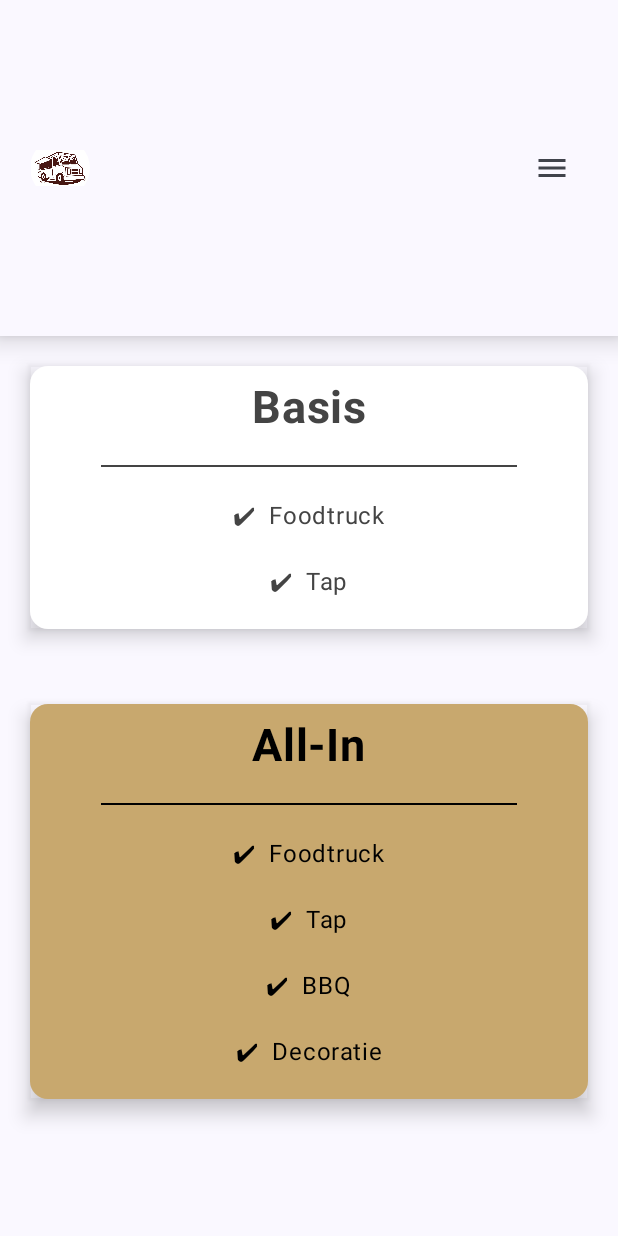
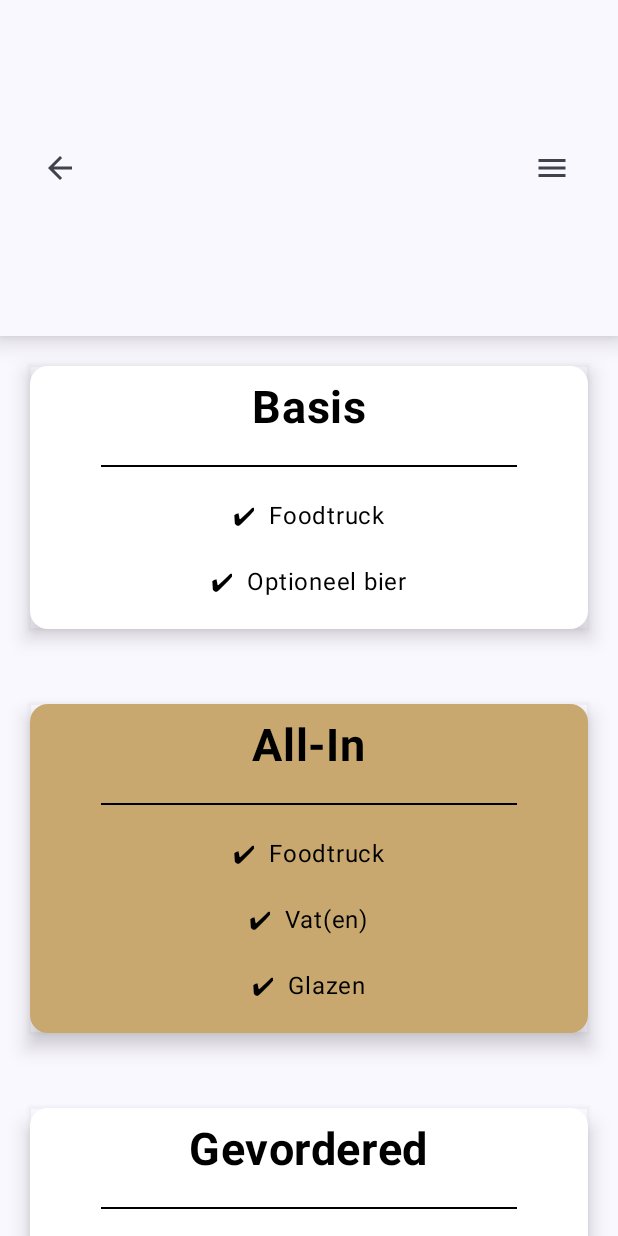
Before and after one commit to LanderVM/devops-23-24-android-a02, an Android app built with Jetpack Compose: the FormulesScreen screen opened through its navigation route, on a phone screen of 412 x 824 dp. Run offline under Robolectric (Android 15) with nearby library versions, the phone set to English and light mode, and no system bars.

Commit message:
Topbar fix go back button

```diff
--- a/app/src/main/java/com/example/templateapplication/BlancheApp.kt
+++ b/app/src/main/java/com/example/templateapplication/BlancheApp.kt
@@ -28,7 +28,7 @@ import androidx.navigation.compose.NavHost
 import androidx.navigation.compose.composable
 import androidx.navigation.compose.currentBackStackEntryAsState
 import androidx.navigation.compose.rememberNavController
-import com.example.templateapplication.data.navidrawer.NavigationItem
+import com.example.templateapplication.model.navidrawer.NavigationItem
 import com.example.templateapplication.ui.layout.BlancheAppBar
 import com.example.templateapplication.ui.screens.gegevenspage.GegevensScreen
 import com.example.templateapplication.ui.screens.homepage.HomeScreen
@@ -129,7 +129,7 @@ fun BlancheApp(
                                 backStackEntry?.destination?.route ?: NavigationRoutes.home.name
                             ),
                             canNavigateBack = navController.previousBackStackEntry != null,
-                            navigateUp = { navController.navigate(NavigationRoutes.home.name) },
+                            navigateUp = { navController.navigateUp() },
                             openDrawer = {
                                 scope.launch {
                                     drawerState.open()
--- /dev/null
+++ b/app/src/main/java/com/example/templateapplication/data/DataSource.kt
@@ -0,0 +1,36 @@
+package com.example.templateapplication.data
+
+import androidx.compose.ui.graphics.Color
+import com.example.templateapplication.model.formules.Formule
+import com.example.templateapplication.ui.theme.MainColor
+import com.example.templateapplication.ui.theme.MainDarkColor
+import com.example.templateapplication.ui.theme.MainLightColor
+import com.example.templateapplication.ui.theme.MainLighterColor
+import com.example.templateapplication.ui.theme.MainLightestColor
+
+class Datasource() {
+    fun loadFormules(): List<Formule> {
+        val basis = listOf("Foodtruck", "Optioneel bier")
+        val formuleBasis = Formule("Basis", basis)
+
+        val allIn = listOf("Foodtruck", "Vat(en)", "Glazen")
+        val formuleAllIn = Formule("All-In", allIn)
+
+        val gevordered = listOf("Foodtruck", "Vat(en)", "Glazen", "BBQ")
+        val formuleGevordered = Formule("Gevordered", gevordered)
+
+        return listOf<Formule>(
+            formuleBasis, formuleAllIn, formuleGevordered
+        )
+    }
+
+    fun loadColors(): List<Color> {
+        return listOf<Color>(
+            MainColor,
+            MainLightColor,
+            MainLighterColor,
+            MainLightestColor,
+            MainDarkColor
+        )
+    }
+}
--- a/app/src/main/java/com/example/templateapplication/data/formules/FormuleItem.kt
+++ /dev/null
@@ -1,6 +0,0 @@
-package com.example.templateapplication.data.formules
-
-data class FormuleItem(
-    val title: String,
-    val listOfProperties: List<String>,
-)
--- /dev/null
+++ b/app/src/main/java/com/example/templateapplication/model/formules/Formule.kt
@@ -0,0 +1,6 @@
+package com.example.templateapplication.model.formules
+
+data class Formule(
+    val title: String,
+    val listOfProperties: List<String>,
+)
--- a/app/src/main/java/com/example/templateapplication/data/navidrawer/NavigationItem.kt
+++ b/app/src/main/java/com/example/templateapplication/model/navidrawer/NavigationItem.kt
@@ -1,4 +1,4 @@
-package com.example.templateapplication.data.navidrawer
+package com.example.templateapplication.model.navidrawer
 
 data class NavigationItem(
     val title: String,
--- a/app/src/main/java/com/example/templateapplication/ui/layout/BlancheAppBar.kt
+++ b/app/src/main/java/com/example/templateapplication/ui/layout/BlancheAppBar.kt
@@ -5,6 +5,7 @@ import androidx.compose.foundation.layout.Row
 import androidx.compose.foundation.layout.Spacer
 import androidx.compose.foundation.layout.padding
 import androidx.compose.material.icons.Icons
+import androidx.compose.material.icons.filled.ArrowBack
 import androidx.compose.material.icons.filled.Menu
 import androidx.compose.material3.ExperimentalMaterial3Api
 import androidx.compose.material3.Icon
@@ -49,10 +50,14 @@ fun BlancheAppBar(
                             IconButton(
                                 onClick = navigateUp,
                             ) {
-                                Image(
+                                Icon(
+                                    imageVector = Icons.Filled.ArrowBack,
+                                    contentDescription = "Localized description"
+                                )
+                                /* Image(
                                     painter = image,
                                     contentDescription = "navigate back",
-                                )
+                                )*/
                             }
                         }
 
--- a/app/src/main/java/com/example/templateapplication/ui/screens/formulepage/FormulesScreen.kt
+++ b/app/src/main/java/com/example/templateapplication/ui/screens/formulepage/FormulesScreen.kt
@@ -1,12 +1,14 @@
 package com.example.templateapplication.ui.screens.formulepage
 
 import androidx.compose.foundation.layout.Arrangement
-import androidx.compose.foundation.layout.Column
+import androidx.compose.foundation.lazy.LazyColumn
+import androidx.compose.foundation.lazy.items
+import androidx.compose.foundation.lazy.itemsIndexed
 import androidx.compose.runtime.Composable
 import androidx.compose.ui.Modifier
 import androidx.compose.ui.graphics.Color
 import androidx.compose.ui.unit.dp
-import com.example.templateapplication.data.formules.FormuleItem
+import com.example.templateapplication.data.Datasource
 import com.example.templateapplication.ui.screens.formulepage.components.DetailsFormuleCard
 import com.example.templateapplication.ui.theme.MainColor
 
@@ -14,18 +16,13 @@ import com.example.templateapplication.ui.theme.MainColor
 fun FormulesScreen(
     modifier: Modifier = Modifier
 ) {
-    // Mock data
-    val basis = listOf("Foodtruck", "Tap")
-    val formuleBasis = FormuleItem("Basis", basis)
+    val formuleList = Datasource().loadFormules()
 
-    val allIn = listOf("Foodtruck", "Tap", "BBQ", "Decoratie")
-    val formuleAllIn = FormuleItem("All-In", allIn)
-
-    Column(
+    LazyColumn(
         verticalArrangement = Arrangement.spacedBy(10.dp)
     ) {
-        DetailsFormuleCard(formule = formuleBasis, backgroundColor = Color.White, textColor = Color.DarkGray)
-        DetailsFormuleCard(formule = formuleAllIn, backgroundColor = MainColor, textColor = Color.Black)
+        itemsIndexed(formuleList) { index, formuleData ->
+            DetailsFormuleCard(formule = formuleData, backgroundColor = if (index % 2 == 0) Color.White else MainColor)
+        }
     }
-
 }
--- a/app/src/main/java/com/example/templateapplication/ui/screens/formulepage/components/DetailsFormuleCard.kt
+++ b/app/src/main/java/com/example/templateapplication/ui/screens/formulepage/components/DetailsFormuleCard.kt
@@ -17,12 +17,12 @@ import androidx.compose.ui.text.font.FontWeight
 import androidx.compose.ui.tooling.preview.Preview
 import androidx.compose.ui.unit.dp
 import androidx.compose.ui.unit.sp
-import com.example.templateapplication.data.formules.FormuleItem
+import com.example.templateapplication.model.formules.Formule
 import com.example.templateapplication.ui.theme.MainLightestColor
 
 @Composable
 fun DetailsFormuleCard(
-    formule: FormuleItem,
+    formule: Formule,
     backgroundColor: Color = Color.White,
     textColor: Color = Color.Black,
 ) {
@@ -76,7 +76,7 @@ fun DetailsFormuleCardPreview() {
     )
     val backgroundColor = MainLightestColor
     val textColor = Color.Black
-    val formule = FormuleItem("Titel", mockList)
+    val formule = Formule("Titel", mockList)
 
     DetailsFormuleCard(formule, backgroundColor, textColor)
 }
```
